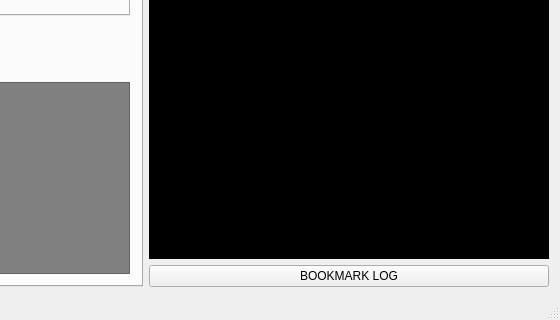
Old version of the form modules/ControlGUI/mainwindow.ui in the repository YCP-Swarm-Robotics-Capstone-2020-2021/SRCSim; both pictures show x 752 to 1312 and y 388 to 708 of the 1312 by 708 pixel window.
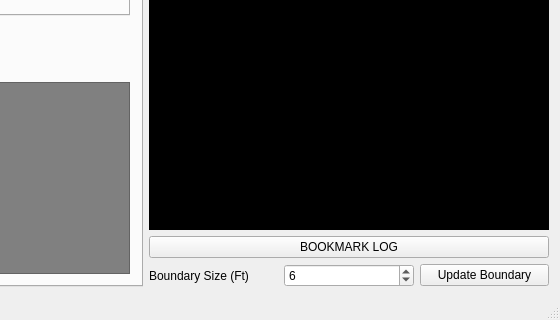
New version of the form.

Commit message: SRC-1.1.10: Added spot in UI to set virtual boundary size.

Patch:
```diff
--- a/modules/ControlGUI/mainwindow.ui
+++ b/modules/ControlGUI/mainwindow.ui
@@ -1179,7 +1179,7 @@
      </widget>
     </item>
     <item>
-     <layout class="QVBoxLayout" name="verticalLayout_5" stretch="1,0,0">
+     <layout class="QVBoxLayout" name="verticalLayout_5">
       <item>
        <widget class="QLabel" name="label_6">
         <property name="sizePolicy">
@@ -1222,6 +1222,34 @@
         </property>
        </widget>
       </item>
+      <item>
+       <layout class="QHBoxLayout" name="horizontalLayout_4">
+        <item>
+         <widget class="QLabel" name="boundaryLabel">
+          <property name="text">
+           <string>Boundary Size (Ft)</string>
+          </property>
+         </widget>
+        </item>
+        <item>
+         <widget class="QSpinBox" name="boundarySpinBox">
+          <property name="maximum">
+           <number>20</number>
+          </property>
+          <property name="value">
+           <number>6</number>
+          </property>
+         </widget>
+        </item>
+        <item>
+         <widget class="QPushButton" name="boundaryPushButton">
+          <property name="text">
+           <string>Update Boundary</string>
+          </property>
+         </widget>
+        </item>
+       </layout>
+      </item>
      </layout>
     </item>
    </layout>
```
The commit also changes 7 other files.
